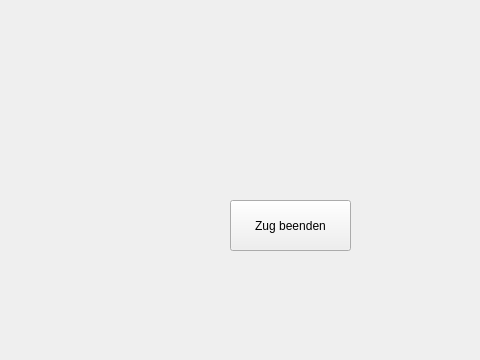
This is Uno/mainwindow.ui in MaikScheler/uno as Qt 5 draws it before an edit; both pictures show x 100 to 580 and y 0 to 360 of the 993 by 600 pixel window. The edited form follows.
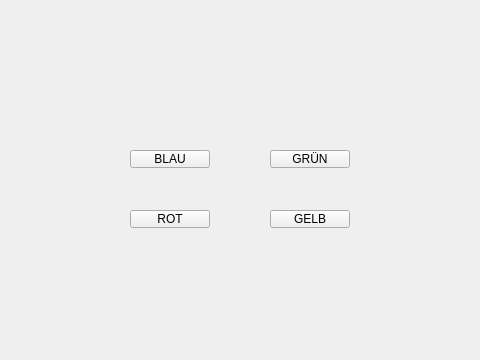
This is the edited form. The open tabs and pages were chosen to show the change. Icons and pictures are not drawn.

```diff
--- a/Uno/mainwindow.ui
+++ b/Uno/mainwindow.ui
@@ -463,6 +463,61 @@
      <zorder>played_card</zorder>
      <zorder>skip_button</zorder>
      <zorder>turn_label</zorder>
+     <zorder>current_color</zorder>
+    </widget>
+    <widget class="QWidget" name="PickColor">
+     <widget class="QPushButton" name="pick_blue">
+      <property name="geometry">
+       <rect>
+        <x>230</x>
+        <y>150</y>
+        <width>80</width>
+        <height>18</height>
+       </rect>
+      </property>
+      <property name="text">
+       <string>BLAU</string>
+      </property>
+     </widget>
+     <widget class="QPushButton" name="pick_green">
+      <property name="geometry">
+       <rect>
+        <x>370</x>
+        <y>150</y>
+        <width>80</width>
+        <height>18</height>
+       </rect>
+      </property>
+      <property name="text">
+       <string>GRÜN</string>
+      </property>
+     </widget>
+     <widget class="QPushButton" name="pick_yellow">
+      <property name="geometry">
+       <rect>
+        <x>370</x>
+        <y>210</y>
+        <width>80</width>
+        <height>18</height>
+       </rect>
+      </property>
+      <property name="text">
+       <string>GELB</string>
+      </property>
+     </widget>
+     <widget class="QPushButton" name="pick_red">
+      <property name="geometry">
+       <rect>
+        <x>230</x>
+        <y>210</y>
+        <width>80</width>
+        <height>18</height>
+       </rect>
+      </property>
+      <property name="text">
+       <string>ROT</string>
+      </property>
+     </widget>
     </widget>
     <widget class="QWidget" name="won">
      <widget class="QLabel" name="won_label">
```
Left out of the diff: 22 changed lines with no effect on the pictures.
